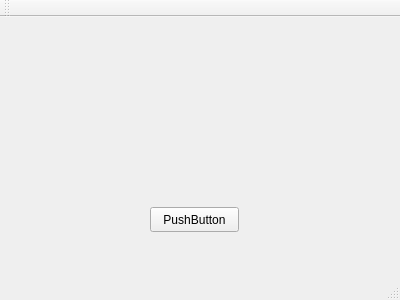
Old version of the form ui/pp.ui in the repository amirrassafi/pathplanning.
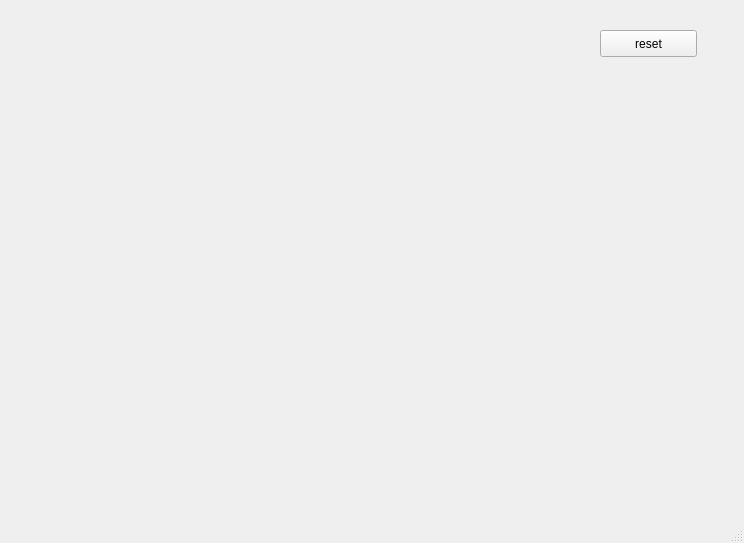
New version of the form. Custom widgets are drawn as their Qt base class.

Patch:
```diff
--- a/ui/pp.ui
+++ b/ui/pp.ui
@@ -6,25 +6,35 @@
    <rect>
     <x>0</x>
     <y>0</y>
-    <width>400</width>
-    <height>300</height>
+    <width>744</width>
+    <height>543</height>
    </rect>
   </property>
   <property name="windowTitle">
    <string>MainWindow</string>
   </property>
-  <widget class="QWidget" name="centralWidget">
+  <widget class="QWidget" name="centralwidget">
+   <widget class="MplWidget" name="widget" native="true">
+    <property name="geometry">
+     <rect>
+      <x>10</x>
+      <y>10</y>
+      <width>541</width>
+      <height>401</height>
+     </rect>
+    </property>
+   </widget>
    <widget class="QPushButton" name="pushButton">
     <property name="geometry">
      <rect>
-      <x>150</x>
-      <y>190</y>
-      <width>89</width>
-      <height>25</height>
+      <x>600</x>
+      <y>30</y>
+      <width>97</width>
+      <height>27</height>
      </rect>
     </property>
     <property name="text">
-     <string>PushButton</string>
+     <string>reset</string>
     </property>
    </widget>
   </widget>
@@ -38,17 +48,16 @@
     </rect>
    </property>
   </widget>
-  <widget class="QToolBar" name="mainToolBar">
-   <attribute name="toolBarArea">
-    <enum>TopToolBarArea</enum>
-   </attribute>
-   <attribute name="toolBarBreak">
-    <bool>false</bool>
-   </attribute>
-  </widget>
-  <widget class="QStatusBar" name="statusBar"/>
+  <widget class="QStatusBar" name="statusbar"/>
  </widget>
- <layoutdefault spacing="6" margin="11"/>
+ <customwidgets>
+  <customwidget>
+   <class>MplWidget</class>
+   <extends>QWidget</extends>
+   <header>mplwidget</header>
+   <container>1</container>
+  </customwidget>
+ </customwidgets>
  <resources/>
  <connections/>
 </ui>
```
Left out of the diff: 8 changed lines with no effect on the pictures.
